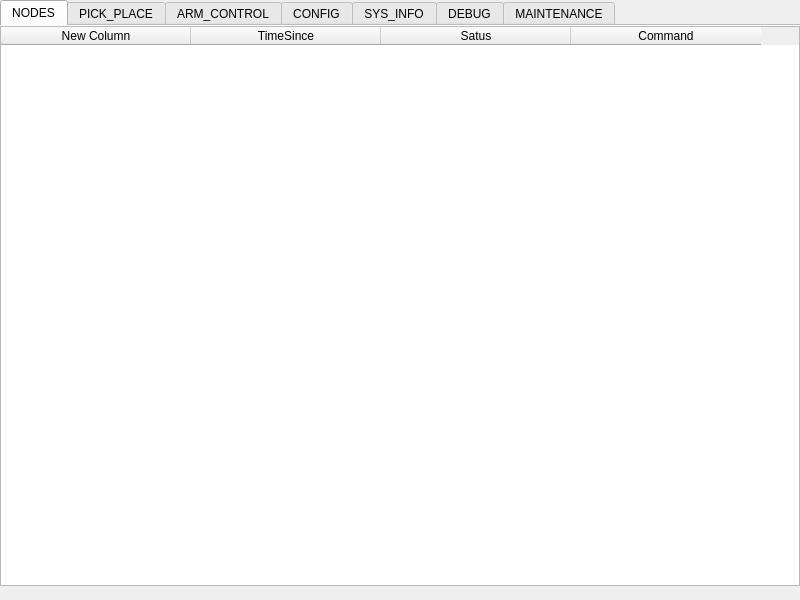
Old version of the form ui/avena_view/src/avena_view/avena_view.ui in the repository avena-robotics/avena_system.
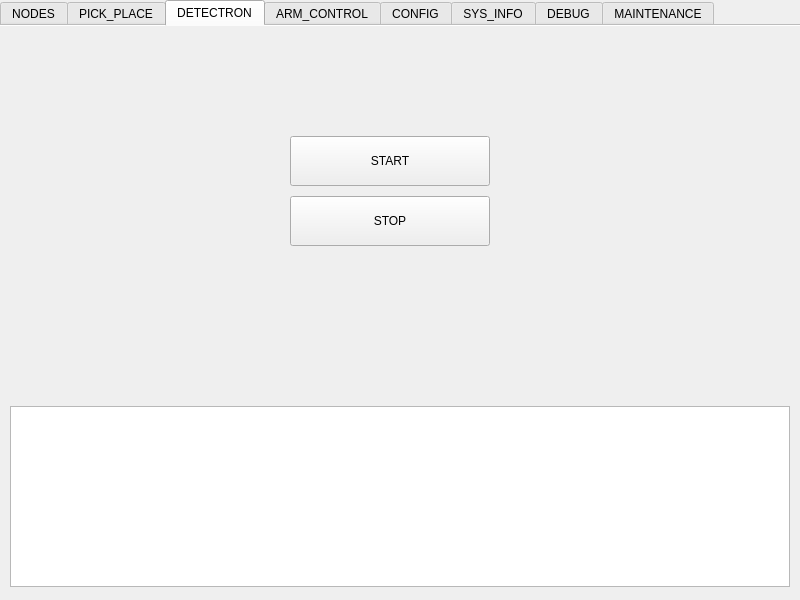
New version of the form.

Commit message: starting detectron works

The edit to the form file:
```diff
--- a/ui/avena_view/src/avena_view/avena_view.ui
+++ b/ui/avena_view/src/avena_view/avena_view.ui
@@ -67,7 +67,7 @@
     <enum>QTabWidget::Rounded</enum>
    </property>
    <property name="currentIndex">
-    <number>0</number>
+    <number>2</number>
    </property>
    <property name="documentMode">
     <bool>true</bool>
@@ -539,6 +539,54 @@
      </property>
     </widget>
    </widget>
+   <widget class="QWidget" name="detectron">
+    <attribute name="title">
+     <string>DETECTRON</string>
+    </attribute>
+    <widget class="QPushButton" name="detectronStartButton">
+     <property name="geometry">
+      <rect>
+       <x>290</x>
+       <y>110</y>
+       <width>200</width>
+       <height>50</height>
+      </rect>
+     </property>
+     <property name="text">
+      <string>START</string>
+     </property>
+    </widget>
+    <widget class="QPushButton" name="detectronStopButton">
+     <property name="geometry">
+      <rect>
+       <x>290</x>
+       <y>170</y>
+       <width>200</width>
+       <height>50</height>
+      </rect>
+     </property>
+     <property name="text">
+      <string>STOP</string>
+     </property>
+    </widget>
+    <widget class="QTextBrowser" name="detectronLogConsole">
+     <property name="geometry">
+      <rect>
+       <x>10</x>
+       <y>380</y>
+       <width>780</width>
+       <height>181</height>
+      </rect>
+     </property>
+     <property name="html">
+      <string>&lt;!DOCTYPE HTML PUBLIC &quot;-//W3C//DTD HTML 4.0//EN&quot; &quot;http://www.w3.org/TR/REC-html40/strict.dtd&quot;&gt;
+&lt;html&gt;&lt;head&gt;&lt;meta name=&quot;qrichtext&quot; content=&quot;1&quot; /&gt;&lt;style type=&quot;text/css&quot;&gt;
+p, li { white-space: pre-wrap; }
+&lt;/style&gt;&lt;/head&gt;&lt;body style=&quot; font-family:'Ubuntu'; font-size:11pt; font-weight:400; font-style:normal;&quot;&gt;
+&lt;p style=&quot;-qt-paragraph-type:empty; margin-top:0px; margin-bottom:0px; margin-left:0px; margin-right:0px; -qt-block-indent:0; text-indent:0px;&quot;&gt;&lt;br /&gt;&lt;/p&gt;&lt;/body&gt;&lt;/html&gt;</string>
+     </property>
+    </widget>
+   </widget>
    <widget class="QWidget" name="armControl">
     <attribute name="title">
      <string>ARM_CONTROL</string>
```
The commit also changes 8 other files.
